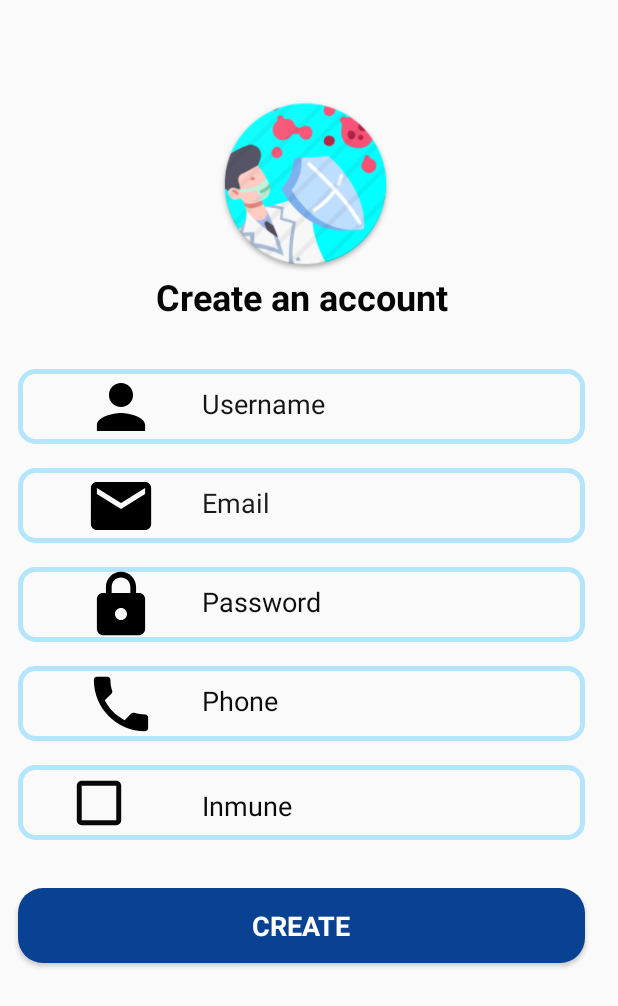
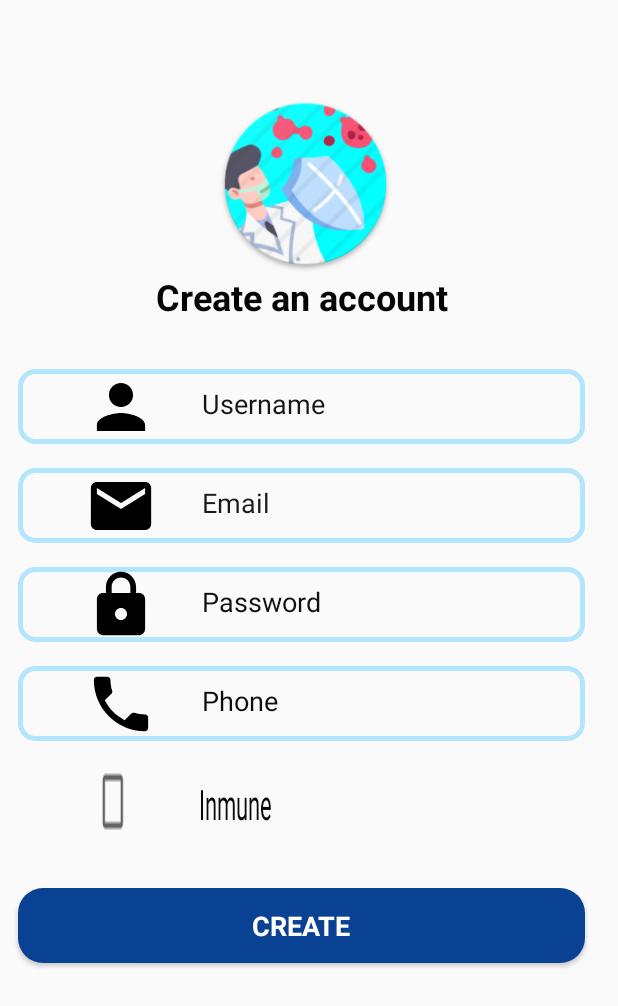
Before and after one commit to Xiande-zx/Project123, an Android app: the UserRegister screen opened directly, with no data from a screen before it, on a phone screen of 412 x 824 dp. Shown: the top 1006 px of the screen. Run offline under Robolectric (Android 15) with nearby library versions, the phone set to English and light mode, and no system bars.

Commit message:
Proyecto final MXC Diseño falta comprobar los errores

```diff
--- a/app/src/main/res/layout/activity_user_register.xml
+++ b/app/src/main/res/layout/activity_user_register.xml
@@ -105,18 +105,19 @@
         android:id="@+id/checkBox"
         android:layout_width="378dp"
         android:layout_height="50dp"
-        android:layout_marginStart="12dp"
-        android:layout_marginLeft="12dp"
+        android:layout_marginStart="16dp"
+        android:layout_marginLeft="16dp"
+
         android:layout_marginTop="16dp"
         android:fontFamily="sans-serif"
-
-        android:background="@drawable/edittextredondos"
-        android:button="@drawable/icon_check_off_foreground"
         android:gravity="center|left"
-        android:text="Inmune"
+        android:scaleX="0.75"
+        android:scaleY="2"
+        android:text="             Inmune"
         android:textColor="#080909"
         android:textColorHint="#FFFFFF"
-        android:textSize="18sp"
+        android:textScaleX="1.4"
+        android:textSize="14sp"
         app:layout_constraintStart_toStartOf="parent"
         app:layout_constraintTop_toBottomOf="@+id/editText6" />
 
```
